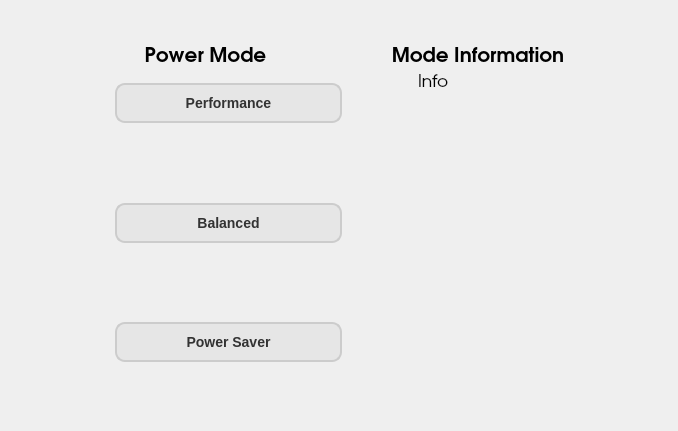
The window that power_mode_form.ui (qhaihcblol/Demo) describes before a commit, drawn with Qt 5.
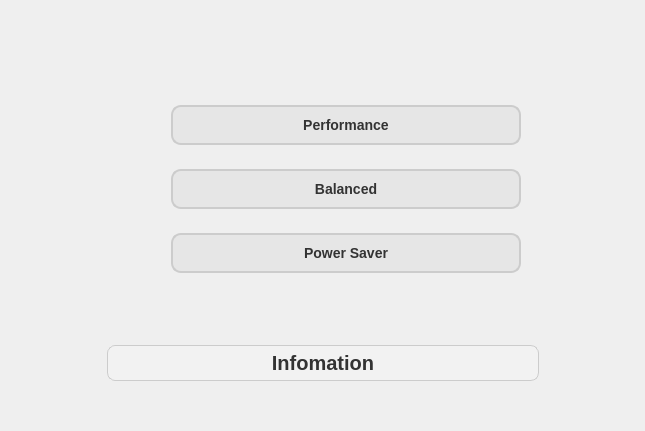
The same window after the commit. Icons and pictures are not drawn.

Patch:
```diff
--- a/power_mode_form.ui
+++ b/power_mode_form.ui
@@ -6,22 +6,49 @@
    <rect>
     <x>0</x>
     <y>0</y>
-    <width>678</width>
+    <width>645</width>
     <height>431</height>
    </rect>
   </property>
   <property name="windowTitle">
    <string>Form</string>
   </property>
+  <layout class="QHBoxLayout" name="horizontalLayout_5">
+   <item>
+    <spacer name="horizontalSpacer">
+     <property name="orientation">
+      <enum>Qt::Orientation::Horizontal</enum>
+     </property>
+     <property name="sizeHint" stdset="0">
+      <size>
+       <width>80</width>
+       <height>20</height>
+      </size>
+     </property>
+    </spacer>
+   </item>
+   <item>
+    <widget class="QWidget" name="widget_5" native="true">
+     <property name="minimumSize">
+      <size>
+       <width>450</width>
+       <height>350</height>
+      </size>
+     </property>
+     <property name="maximumSize">
+      <size>
+       <width>450</width>
+       <height>350</height>
+      </size>
+     </property>
+     <layout class="QHBoxLayout" name="horizontalLayout_4">
+      <item>
+       <layout class="QVBoxLayout" name="verticalLayout_2">
+        <property name="spacing">
+         <number>15</number>
+        </property>
+        <item>
   <widget class="QWidget" name="widget_4" native="true">
-   <property name="geometry">
-    <rect>
-     <x>60</x>
-     <y>40</y>
-     <width>291</width>
-     <height>331</height>
-    </rect>
-   </property>
    <property name="styleSheet">
     <string notr="true">QPushButton {
     background-color: #e6e6e6;
@@ -41,24 +68,17 @@
    </property>
    <layout class="QVBoxLayout" name="verticalLayout">
     <item>
-     <widget class="QLabel" name="label">
-      <property name="font">
-       <font>
-        <family>URW Gothic</family>
-        <pointsize>15</pointsize>
-        <bold>true</bold>
-        <underline>false</underline>
-        <strikeout>false</strikeout>
-        <kerning>true</kerning>
-       </font>
-      </property>
-      <property name="text">
-       <string>Power Mode</string>
-      </property>
-      <property name="alignment">
-       <set>Qt::AlignmentFlag::AlignCenter</set>
-      </property>
-     </widget>
+            <spacer name="verticalSpacer_3">
+             <property name="orientation">
+              <enum>Qt::Orientation::Vertical</enum>
+             </property>
+             <property name="sizeHint" stdset="0">
+              <size>
+               <width>20</width>
+               <height>40</height>
+              </size>
+             </property>
+            </spacer>
     </item>
     <item>
      <widget class="QWidget" name="widget" native="true">
@@ -108,19 +128,6 @@
       </layout>
      </widget>
     </item>
-    <item>
-     <spacer name="verticalSpacer">
-      <property name="orientation">
-       <enum>Qt::Orientation::Vertical</enum>
-      </property>
-      <property name="sizeHint" stdset="0">
-       <size>
-        <width>20</width>
-        <height>40</height>
-       </size>
-      </property>
-     </spacer>
-    </item>
     <item>
      <widget class="QWidget" name="widget_2" native="true">
       <layout class="QHBoxLayout" name="horizontalLayout_2">
@@ -159,19 +166,6 @@
       </layout>
      </widget>
     </item>
-    <item>
-     <spacer name="verticalSpacer_2">
-      <property name="orientation">
-       <enum>Qt::Orientation::Vertical</enum>
-      </property>
-      <property name="sizeHint" stdset="0">
-       <size>
-        <width>20</width>
-        <height>40</height>
-       </size>
-      </property>
-     </spacer>
-    </item>
     <item>
      <widget class="QWidget" name="widget_3" native="true">
       <layout class="QHBoxLayout" name="horizontalLayout_3">
@@ -210,89 +204,77 @@
       </layout>
      </widget>
     </item>
-   </layout>
-  </widget>
-  <widget class="QWidget" name="">
-   <property name="geometry">
-    <rect>
-     <x>380</x>
-     <y>40</y>
-     <width>196</width>
-     <height>311</height>
-    </rect>
-   </property>
-   <layout class="QVBoxLayout" name="verticalLayout_2">
-    <item>
-     <widget class="QLabel" name="label_2">
-      <property name="font">
-       <font>
-        <family>URW Gothic</family>
-        <pointsize>15</pointsize>
-        <bold>true</bold>
-        <underline>false</underline>
-        <strikeout>false</strikeout>
-        <kerning>true</kerning>
-       </font>
-      </property>
-      <property name="text">
-       <string>Mode Information</string>
-      </property>
-      <property name="alignment">
-       <set>Qt::AlignmentFlag::AlignCenter</set>
-      </property>
-     </widget>
-    </item>
-    <item>
-     <layout class="QHBoxLayout" name="horizontalLayout_4">
+           <item>
+            <spacer name="verticalSpacer_4">
+             <property name="orientation">
+              <enum>Qt::Orientation::Vertical</enum>
+             </property>
+             <property name="sizeHint" stdset="0">
+              <size>
+               <width>20</width>
+               <height>40</height>
+              </size>
+             </property>
+            </spacer>
+           </item>
+          </layout>
+         </widget>
+        </item>
       <item>
        <widget class="QLabel" name="info">
         <property name="minimumSize">
          <size>
-          <width>120</width>
-          <height>200</height>
-         </size>
-        </property>
-        <property name="maximumSize">
-         <size>
-          <width>120</width>
-          <height>200</height>
+            <width>0</width>
+            <height>0</height>
          </size>
         </property>
         <property name="font">
          <font>
-          <family>URW Gothic</family>
-          <pointsize>13</pointsize>
-          <bold>false</bold>
-         </font>
-        </property>
+            <family>Arial</family>
+            <pointsize>-1</pointsize>
+            <bold>true</bold>
+           </font>
+          </property>
+          <property name="styleSheet">
+           <string notr="true">QLabel {
+    background-color: #f2f2f2;    /* Màu nền sáng nhẹ */
+    color: #333333;               /* Màu chữ xám đậm */
+    border: 1px solid #cccccc;    /* Đường viền màu xám nhạt */
+    border-radius: 8px;           /* Bo tròn góc */
+    font-family: &quot;Arial&quot;, sans-serif; /* Font chữ hiện đại */
+    font-size: 20px;              /* Kích thước chữ vừa phải */
+    font-weight: bold;            /* Chữ in đậm */
+    padding: 5px;                 /* Khoảng cách nội dung bên trong */
+    text-align: center;           /* Canh giữa nội dung */
+}</string>
+          </property>
         <property name="text">
-         <string>Info</string>
+           <string>Infomation</string>
         </property>
         <property name="alignment">
-         <set>Qt::AlignmentFlag::AlignLeading|Qt::AlignmentFlag::AlignLeft|Qt::AlignmentFlag::AlignTop</set>
-        </property>
-        <property name="wordWrap">
-         <bool>true</bool>
-        </property>
+           <set>Qt::AlignmentFlag::AlignCenter</set>
+          </property>
        </widget>
       </item>
      </layout>
+      </item>
+     </layout>
+    </widget>
     </item>
     <item>
-     <spacer name="verticalSpacer_3">
+    <spacer name="horizontalSpacer_2">
       <property name="orientation">
-       <enum>Qt::Orientation::Vertical</enum>
+      <enum>Qt::Orientation::Horizontal</enum>
       </property>
       <property name="sizeHint" stdset="0">
        <size>
-        <width>20</width>
-        <height>40</height>
+       <width>79</width>
+       <height>20</height>
        </size>
       </property>
      </spacer>
     </item>
    </layout>
-  </widget>
  </widget>
  <resources>
   <include location="res.qrc"/>
```
Left out of the diff: 9 changed lines with no effect on the pictures. Lines whose indentation alone changed are shown as unchanged.
